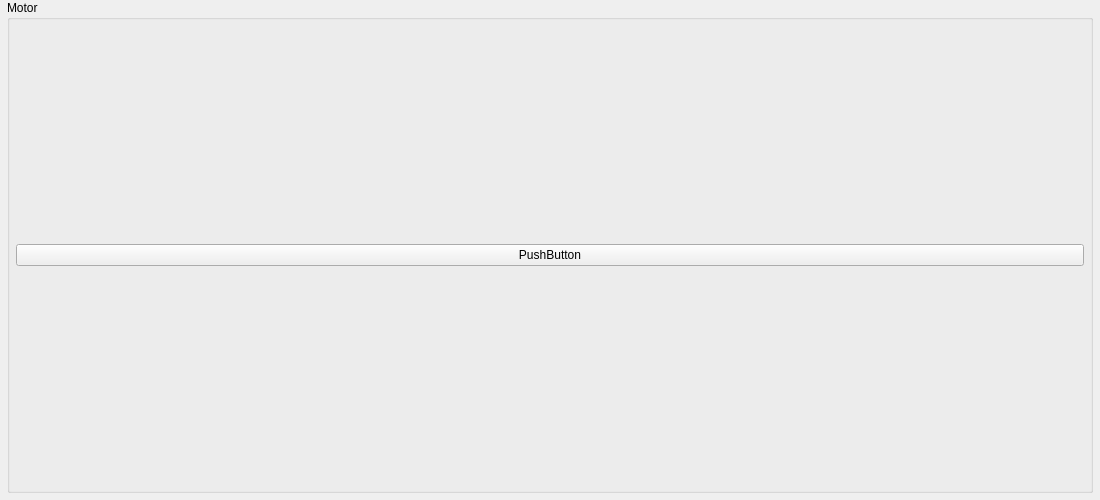
Above: pcsx2-qt/Settings/USBBindingWidget_TranceVibrator.ui from PCSX2/pcsx2 before the change. Below: the same form after it.
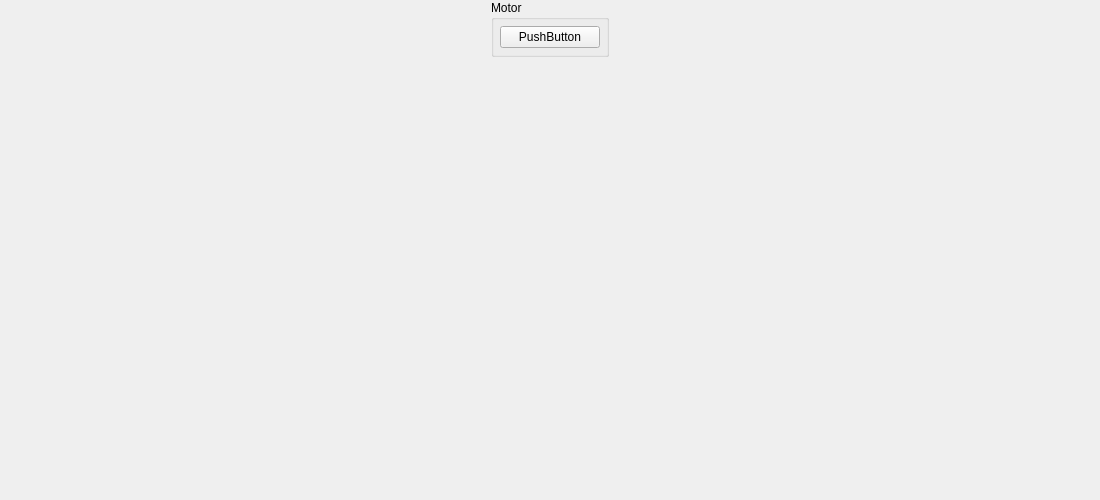
That is the form after the change. Custom widgets are drawn as their Qt base class.

Patch:
```diff
--- a/pcsx2-qt/Settings/USBBindingWidget_TranceVibrator.ui
+++ b/pcsx2-qt/Settings/USBBindingWidget_TranceVibrator.ui
@@ -38,7 +38,13 @@
    <item row="0" column="0">
     <spacer name="horizontalSpacer0">
      <property name="orientation">
-      <enum>Qt::Horizontal</enum>
+      <enum>Qt::Orientation::Horizontal</enum>
+     </property>
+     <property name="sizeHint" stdset="0">
+      <size>
+       <width>0</width>
+       <height>0</height>
+      </size>
      </property>
     </spacer>
    </item>
@@ -89,14 +95,26 @@
    <item row="0" column="2">
     <spacer name="horizontalSpacer1">
      <property name="orientation">
-      <enum>Qt::Horizontal</enum>
+      <enum>Qt::Orientation::Horizontal</enum>
+     </property>
+     <property name="sizeHint" stdset="0">
+      <size>
+       <width>0</width>
+       <height>0</height>
+      </size>
      </property>
     </spacer>
    </item>
    <item row="1" column="1">
     <spacer name="verticalSpacer">
      <property name="orientation">
-      <enum>Qt::Vertical</enum>
+      <enum>Qt::Orientation::Vertical</enum>
+     </property>
+     <property name="sizeHint" stdset="0">
+      <size>
+       <width>0</width>
+       <height>0</height>
+      </size>
      </property>
     </spacer>
    </item>
```
Left out of the diff: 3 changed lines with no effect on the pictures.
